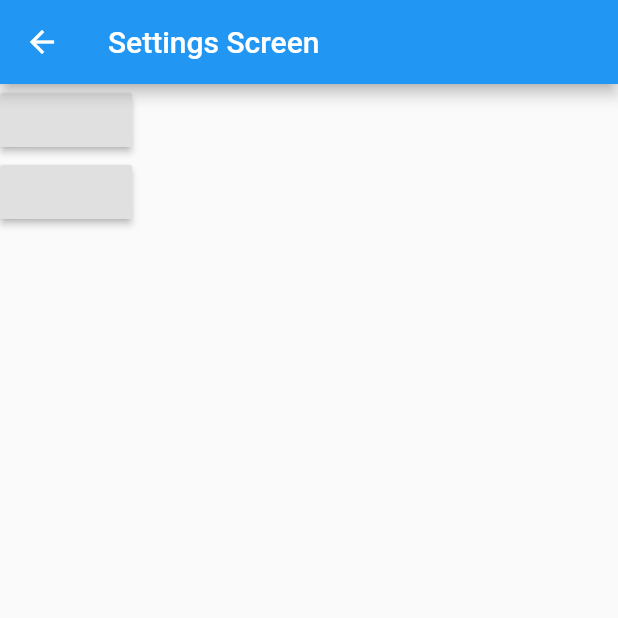
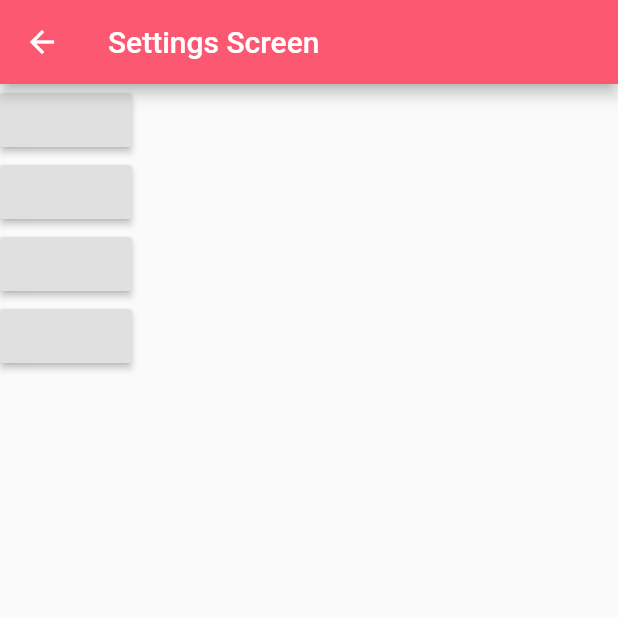
Before and after one commit to zestybean/what-todo, a Flutter app: the screen it shows after launch, in the side drawer, after a tap on "Settings", on a phone screen of 412 x 824 dp, the top half of it. Run offline on Flutter 3.47's test engine with Material 2 defaults, Android fonts, the phone set to English and light mode, and no system bars; our stand-ins replace font_awesome_flutter, google_fonts, image_picker, shared_preferences, sqflite; accounts and stored records are empty.

Commit message:
Dynamic themes added to the settings page of the application

```diff
--- a/lib/helper/theme_provider.dart
+++ b/lib/helper/theme_provider.dart
@@ -5,23 +5,6 @@
 import '../utils/utils.dart';
 
 class ThemeProvider with ChangeNotifier {
-  //Define the themes here!
-  final darkTheme = ThemeData(
-    primaryColor: Colors.black,
-    brightness: Brightness.dark,
-    dividerColor: Colors.white,
-    accentColor: Colors.white,
-    primarySwatch: Colors.grey,
-    textTheme: TextTheme(
-      bodyText1: TextStyle(color: white),
-      bodyText2: TextStyle(color: white),
-    ),
-  );
-
-  final lightTheme = ThemeData(
-    brightness: Brightness.light,
-  );
-
   ThemeData _themeData;
 
   ThemeData getTheme() => _themeData;
@@ -30,13 +13,15 @@
   ThemeProvider() {
     StorageManager.readData('themeMode').then(
       (value) {
-        print('value read from storage: ' + value.toString());
         var themeMode = value ?? 'light';
         if (themeMode == 'light') {
           _themeData = lightTheme;
+        } else if (themeMode == 'light2') {
+          _themeData = lightTheme2;
+        } else if (themeMode == 'light3') {
+          _themeData = lightTheme2;
         } else {
-          print('setting dark theme');
-          _themeData = darkTheme;
+          _themeData = lightTheme4;
         }
         //Rebuild UI
         notifyListeners();
@@ -50,9 +35,29 @@
     notifyListeners();
   }
 
-  void setLightMode() async {
-    _themeData = lightTheme;
-    StorageManager.saveData('themeMode', 'light');
+  void setLightMode(int selection) async {
+    switch (selection) {
+      case 1:
+        _themeData = lightTheme;
+        StorageManager.saveData('themeMode', 'light');
+        break;
+      case 2:
+        print('here2');
+        _themeData = lightTheme2;
+        StorageManager.saveData('themeMode', 'light2');
+        break;
+      case 3:
+        print('here3');
+        _themeData = lightTheme3;
+        StorageManager.saveData('themeMode', 'light3');
+        break;
+      case 4:
+        print('here4');
+        _themeData = lightTheme4;
+        StorageManager.saveData('themeMode', 'light4');
+        break;
+    }
+
     notifyListeners();
   }
 }
--- a/lib/screens/note_list_screen.dart
+++ b/lib/screens/note_list_screen.dart
@@ -46,7 +46,7 @@
               key: _scaffoldKey,
               appBar: AppBar(
                 brightness: Brightness.dark,
-                backgroundColor: headerColor,
+                //backgroundColor: headerColor,
                 elevation: 0.0,
                 leading: IconButton(
                   icon: Icon(
@@ -75,7 +75,7 @@
               ),
               body: Column(
                 children: [
-                  header(),
+                  header(context),
                   //Part of provider listener?
                   Consumer<NoteProvider>(
                     child: noNotesUI(context),
@@ -143,7 +143,7 @@
             Container(
               height: 200,
               width: double.infinity,
-              color: headerColor,
+              color: Theme.of(context).appBarTheme.color,
               child: Padding(
                 padding: const EdgeInsets.only(top: 50.0, bottom: 25.0),
                 child: Image.asset(
@@ -191,13 +191,13 @@
   }
 
   //Main header for the screen
-  Widget header() {
+  Widget header(BuildContext context) {
     //Header will launch a url which will navigate to a webpage
     return GestureDetector(
       onTap: _launchUrl,
       child: Container(
         decoration: BoxDecoration(
-          color: headerColor,
+          color: Theme.of(context).appBarTheme.color,
           borderRadius: BorderRadius.only(
             bottomRight: Radius.circular(75.0),
           ),
--- a/lib/utils/constants.dart
+++ b/lib/utils/constants.dart
@@ -16,14 +16,14 @@
 
 var headerRideStyle = GoogleFonts.economica(
   textStyle: TextStyle(
-    color: white,
+    //color: white,
     fontSize: 30.0,
   ),
 );
 
 var headerNoteStyle = GoogleFonts.economica(
   textStyle: TextStyle(
-    color: white,
+    //color: white,
     fontSize: 45.0,
     fontWeight: FontWeight.bold,
   ),
@@ -37,7 +37,7 @@
 var noNotesStyle = GoogleFonts.economica(
   textStyle: TextStyle(
     fontSize: 22.0,
-    color: black2,
+    //color: black2,
     fontWeight: FontWeight.w600,
   ),
 );
@@ -45,7 +45,7 @@
 var boldPlus = GoogleFonts.economica(
   textStyle: TextStyle(
     fontSize: 30.0,
-    color: Colors.blueAccent,
+    //color: Colors.blueAccent,
     fontWeight: FontWeight.bold,
   ),
 );
@@ -53,7 +53,7 @@
 var boldWhitePlus = GoogleFonts.economica(
   textStyle: TextStyle(
     fontSize: 30.0,
-    color: Colors.white,
+    //color: Colors.white,
     fontWeight: FontWeight.bold,
   ),
 );
@@ -61,7 +61,7 @@
 var boldWhiteMinus = GoogleFonts.economica(
   textStyle: TextStyle(
     fontSize: 25.0,
-    color: Colors.white,
+    //color: Colors.white,
     fontWeight: FontWeight.w300,
   ),
 );
@@ -69,7 +69,7 @@
 var versionBoldMinus = GoogleFonts.economica(
   textStyle: TextStyle(
     fontSize: 15.0,
-    color: Colors.white,
+    //color: Colors.white,
     fontWeight: FontWeight.w200,
   ),
 );
@@ -77,7 +77,7 @@
 var dividerMenuTitle = GoogleFonts.economica(
   textStyle: TextStyle(
     fontSize: 30.0,
-    color: black2,
+    //color: black2,
     fontWeight: FontWeight.bold,
   ),
 );
@@ -85,7 +85,7 @@
 var itemTitle = GoogleFonts.economica(
   textStyle: TextStyle(
     fontSize: 18.0,
-    color: black,
+    //color: black,
     fontWeight: FontWeight.bold,
   ),
 );
@@ -93,14 +93,14 @@
 var itemDateStyle = GoogleFonts.economica(
   textStyle: TextStyle(
     fontSize: 11.0,
-    color: grey2,
+    //color: grey2,
   ),
 );
 
 var itemContentStyle = GoogleFonts.economica(
   textStyle: TextStyle(
     fontSize: 15.0,
-    color: grey2,
+    //color: grey2,
   ),
 );
 
@@ -137,3 +137,50 @@
     offset: Offset(0, 10),
   ),
 ];
+
+//Define the themes here!
+//TODO: DARK THEME neeeds work
+final darkTheme = ThemeData(
+  brightness: Brightness.light,
+  floatingActionButtonTheme:
+      FloatingActionButtonThemeData(backgroundColor: Colors.green),
+  appBarTheme: AppBarTheme(
+    color: Colors.green,
+  ),
+);
+
+final lightTheme = ThemeData(
+  brightness: Brightness.light,
+  floatingActionButtonTheme:
+      FloatingActionButtonThemeData(backgroundColor: headerColor),
+  appBarTheme: AppBarTheme(
+    color: headerColor,
+  ),
+);
+
+final lightTheme2 = ThemeData(
+  brightness: Brightness.light,
+  floatingActionButtonTheme:
+      FloatingActionButtonThemeData(backgroundColor: Colors.grey),
+  appBarTheme: AppBarTheme(
+    color: Colors.grey,
+  ),
+);
+
+final lightTheme3 = ThemeData(
+  brightness: Brightness.light,
+  floatingActionButtonTheme:
+      FloatingActionButtonThemeData(backgroundColor: Colors.amber),
+  appBarTheme: AppBarTheme(
+    color: Colors.amber,
+  ),
+);
+
+final lightTheme4 = ThemeData(
+  brightness: Brightness.light,
+  floatingActionButtonTheme:
+      FloatingActionButtonThemeData(backgroundColor: Colors.blue),
+  appBarTheme: AppBarTheme(
+    color: Colors.blue,
+  ),
+);
--- a/lib/widgets/drawer_list_item.dart
+++ b/lib/widgets/drawer_list_item.dart
@@ -23,7 +23,11 @@
               title,
               style: dividerMenuTitle,
             ),
-            trailing: Icon(icon, size: 35.0, color: headerColor),
+            trailing: Icon(
+              icon,
+              size: 35.0,
+              color: Theme.of(context).appBarTheme.color,
+            ),
           ),
           Divider(
             height: 2.0,
```
Also changed, not shown: lib/screens/drawer_screens/settings_screen.dart (+12 -2 lines).
